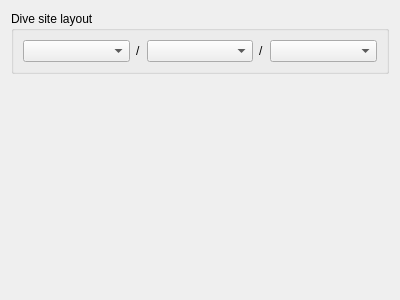
subsurface/subsurface, file desktop-widgets/preferences/preferences_georeference.ui: the form before one commit.
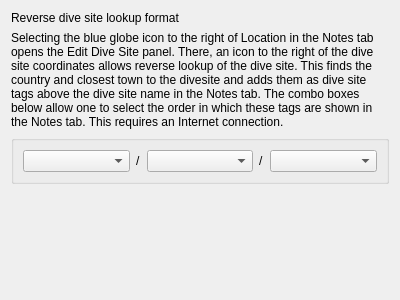
The form after the commit.

Commit message:
Reorganise Preferences UI
This commit does some final cleaning up to the code, mostly deleting
white space and comments.

Diff of the .ui file:
```diff
--- a/desktop-widgets/preferences/preferences_georeference.ui
+++ b/desktop-widgets/preferences/preferences_georeference.ui
@@ -14,11 +14,34 @@
    <string>Form</string>
   </property>
   <layout class="QVBoxLayout" name="verticalLayout">
+
+   <item>
+    <widget class="QLabel" name="label_georef1">
+     <property name="toolTip">
+      <string extracomment="Help info 1"/>
+     </property>
+     <property name="text">
+      <string>Reverse dive site lookup format</string>
+     </property>
+    </widget>
+   </item>
+
+   <item>
+    <widget class="QLabel" name="label_georef2">
+     <property name="toolTip">
+      <string extracomment="Help info 1"/>
+     </property>
+     <property name="wordWrap">
+      <bool>true</bool>
+     </property>
+     <property name="text">
+      <string>Selecting the blue globe icon to the right of Location in the Notes tab opens the Edit Dive Site panel. There, an icon to the right of the dive site coordinates allows reverse lookup of the dive site. This finds the country and closest town to the divesite and adds them as dive site tags above the dive site name in the Notes tab. The combo boxes below allow one to select the order in which these tags are shown in the Notes tab. This requires an Internet connection.</string>
+     </property>
+    </widget>
+   </item>
+
    <item>
     <widget class="QGroupBox" name="groupBox_12">
-     <property name="title">
-      <string>Dive site layout</string>
-     </property>
      <layout class="QHBoxLayout" name="horizontalLayout_10">
       <item>
        <widget class="QComboBox" name="first_item">
```
The commit also changes 20 other files.
